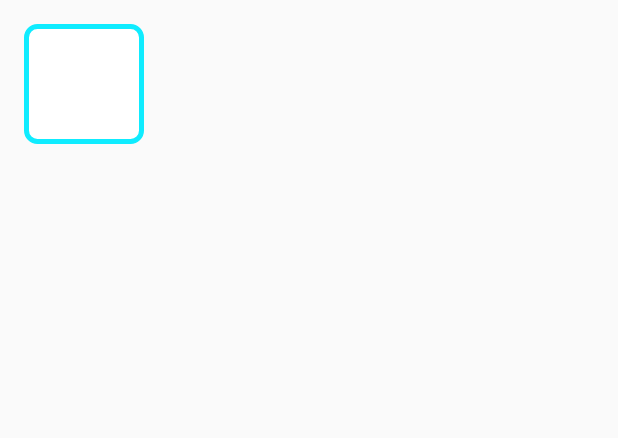
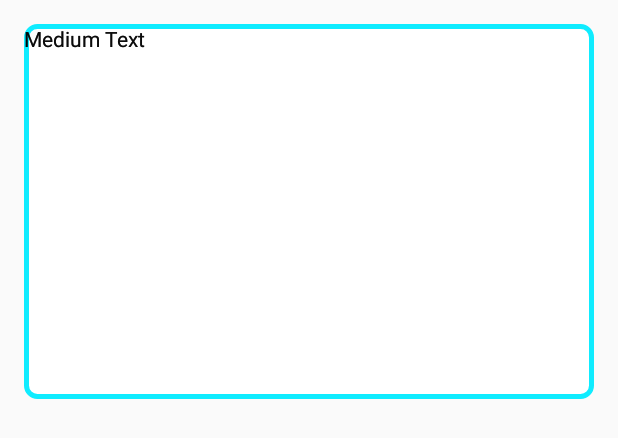
Before and after one commit to ArtemMasterJava/Mobox, an Android app: the layout activity_main2.xml on its own in the app's theme, with its tools: preview values and no code run, on a phone screen of 412 x 824 dp. Shown: the top 438 px of the screen. Run offline under Robolectric (Android 15) with nearby library versions, the phone set to English and light mode, and no system bars.

```diff
--- a/app/src/main/AndroidManifest.xml
+++ b/app/src/main/AndroidManifest.xml
@@ -20,8 +20,6 @@
 
         <service android:name=".view.service.BackgroundService"/>
 
-        <receiver android:name=".view.service.AlarmReceiver"/>
-
         <activity android:name=".Main2Activity">
         </activity>
     </application>
--- a/app/src/main/java/com/anohin/formobex/view/service/BackgroundService.java
+++ b/app/src/main/java/com/anohin/formobex/view/service/BackgroundService.java
@@ -3,7 +3,6 @@ package com.anohin.formobex.view.service;
 import android.app.Service;
 import android.content.Context;
 import android.content.Intent;
-import android.os.Handler;
 import android.os.IBinder;
 import android.util.Log;
 
@@ -19,7 +18,6 @@ public class BackgroundService extends Service {
     private boolean isRunning;
     private Context context;
     private Thread backgroundThread;
-    private Handler mHandler;
 
 
     @Override
@@ -33,8 +31,6 @@ public class BackgroundService extends Service {
         this.context = this;
         this.isRunning = false;
         this.backgroundThread = new Thread(myTask);
-        mHandler = new Handler();
-        mHandler.post(myTask);
     }
 
 
@@ -47,7 +43,7 @@ public class BackgroundService extends Service {
 //            Toast toast = Toast.makeText(, "Helloo world " + currentDateandTime, Toast.LENGTH_LONG);
 //            toast.setGravity(Gravity.CENTER, 0, 0);
 //            toast.show();
-            mHandler.postDelayed(this, 12000);
+            stopSelf();
         }
     };
 
--- a/app/src/main/res/layout/activity_main2.xml
+++ b/app/src/main/res/layout/activity_main2.xml
@@ -14,10 +14,39 @@
     <ImageView
             android:id="@+id/imageView"
             android:transitionName="profile"
-            android:layout_width="80dp"
-            android:layout_height="80dp"
+            android:layout_width="match_parent"
+            android:layout_height="250dp"
             tools:src="@drawable/bkg"
             />
 
+    <TextView
+        android:layout_width="wrap_content"
+        android:layout_height="wrap_content"
+        android:layout_alignParentLeft="true"
+        android:layout_alignParentStart="true"
+        tools:text="Medium Text"/>
+
+    <TextView
+        android:layout_width="wrap_content"
+        android:layout_height="wrap_content"
+        android:layout_alignParentLeft="true"
+        android:layout_alignParentStart="true"
+        tools:text="Medium Text"/>
+
+    <TextView
+        android:layout_width="wrap_content"
+        android:layout_height="wrap_content"
+        android:layout_alignParentLeft="true"
+        android:layout_alignParentStart="true"
+        tools:text="Medium Text"/>
+
+    <TextView
+        tools:text="Medium Text"
+        android:layout_width="wrap_content"
+        android:layout_height="wrap_content"
+        android:layout_alignParentLeft="true"
+        android:layout_alignParentStart="true"
+/>
+
 
 </RelativeLayout>
--- a/app/src/main/res/layout/item_row.xml
+++ b/app/src/main/res/layout/item_row.xml
@@ -28,7 +28,7 @@
 
                 <ImageView
                     android:id="@+id/magnifier"
-                    android:src="@drawable/bkg"
+                    android:src="@drawable/magnifier"
                     android:layout_width="70dp"
                     android:background="#f7e79c"
                     android:clickable="true"
@@ -40,9 +40,9 @@
 
                 <ImageView
                     android:id="@+id/trash"
-                    android:src="@drawable/bkg"
+                    android:src="@drawable/trash"
                     android:layout_width="70dp"
-                    android:background="@drawable/bkg"
+                    android:background="@drawable/red"
                     android:onClick="onClickTrash"
                     android:clickable="true"
                     android:paddingLeft="25dp"
```
Also changed, not shown: app/src/main/java/com/anohin/formobex/model/adapter/FlowersAdapter.java (+8 -19 lines), app/src/main/java/com/anohin/formobex/view/MainActivity.java (+17 -11 lines), app/src/main/java/com/anohin/formobex/view/service/DateService.java (added, +48 -0 lines), app/src/main/res/drawable/red.xml (added, +8 -0 lines), app/src/main/res/layout/detail__menu_item.xml (deleted, +0 -7 lines), app/src/main/res/drawable/magnifier.png (added), app/src/main/res/drawable/trash.png (added).
